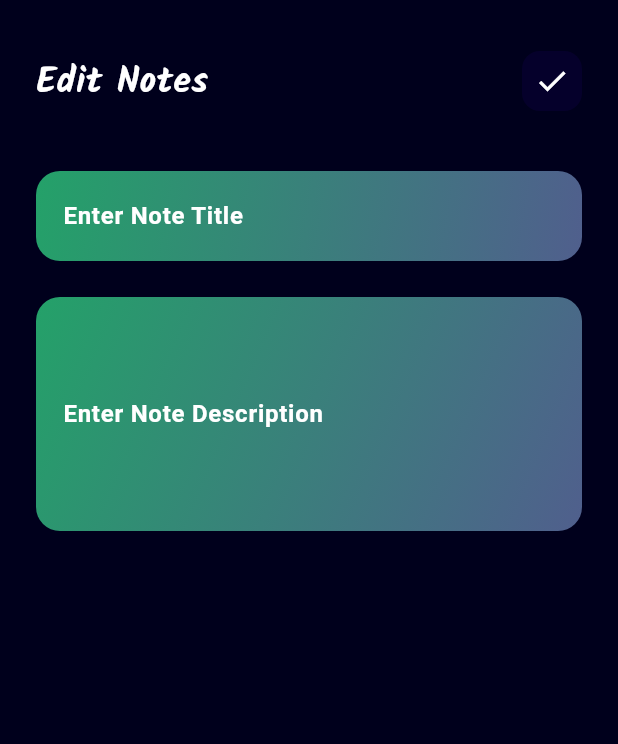
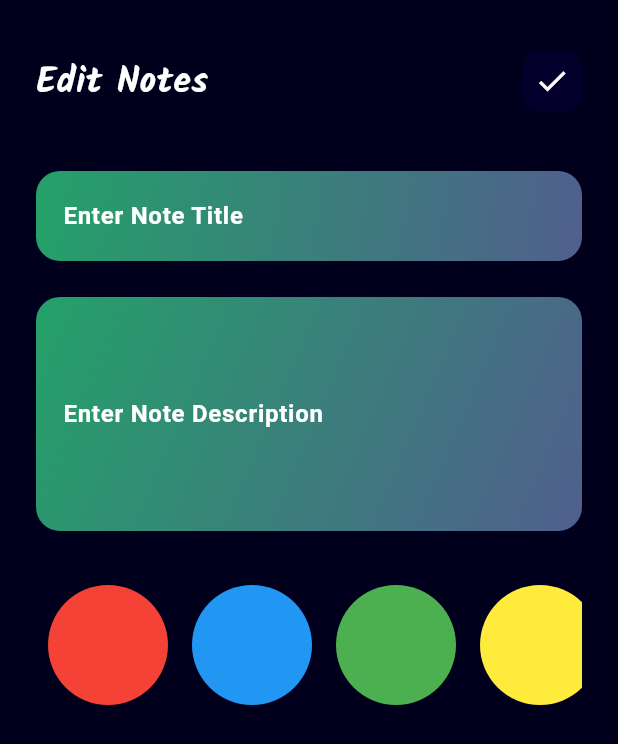
Before and after one commit to Absattar22/Notiva, a Flutter app: the EditNoteScreen screen opened directly with empty values, on a phone screen of 412 x 824 dp. Shown: the top 744 px of the screen. Run offline on Flutter 3.47's test engine with Material 3 defaults, Android fonts, the light colour scheme and no system bars; our stand-ins replace bloc, flutter_bloc, flutter_slidable, hive, hive_flutter, shared_preferences and 1 more; accounts and stored records are empty.

Commit message:
Update The Structure And Finish The Development Of The App

```diff
--- a/analysis_options.yaml
+++ b/analysis_options.yaml
@@ -14,6 +14,8 @@ analyzer:
     must_be_immutable: ignore
     use_build_context_synchronously: ignore
     avoid_print: ignore
+    depend_on_referenced_packages: ignore
+    non_constant_identifier_names: ignore
 include: package:flutter_lints/flutter.yaml
 
 linter:
--- a/lib/constants.dart
+++ b/lib/constants.dart
@@ -1,3 +1,16 @@
 import 'package:flutter/material.dart';
 
 Color kPrimaryColor = const Color.fromARGB(255, 0, 0, 28);
+
+List<Color> colors = [
+  Colors.red,
+  Colors.blue,
+  Colors.green,
+  Colors.yellow,
+  Colors.purple,
+  Colors.orange,
+  Colors.pink,
+  Colors.teal,
+  Colors.indigo,
+  Colors.cyan,
+];
--- a/lib/cubits/add_note_cubit/add_note_cubit.dart
+++ b/lib/cubits/add_note_cubit/add_note_cubit.dart
@@ -1,6 +1,6 @@
 import 'package:bloc/bloc.dart';
+import 'package:flutter/material.dart';
 import 'package:hive_flutter/adapters.dart';
-import 'package:meta/meta.dart';
 import 'package:notiva/models/note_model.dart';
 
 part 'add_note_state.dart';
@@ -8,7 +8,10 @@ part 'add_note_state.dart';
 class AddNoteCubit extends Cubit<AddNoteState> {
   AddNoteCubit() : super(AddNoteInitial());
 
+  Color? color = Colors.red;
+
   addNote(NoteModel note) async {
+    note.color = color!.value;
     emit(AddNoteLoading());
     try {
       var notesBox = Hive.box<NoteModel>('notes');
--- a/lib/main.dart
+++ b/lib/main.dart
@@ -3,7 +3,6 @@ import 'package:hive_flutter/adapters.dart';
 import 'package:notiva/cubits/notes_cubit/notes_cubit.dart';
 import 'package:notiva/models/note_model.dart';
 import 'package:notiva/simple_bloc_observer.dart';
-import 'package:notiva/views/edit_note_screen.dart';
 import 'package:notiva/views/notes_screen.dart';
 import 'package:notiva/views/onboarding_screen.dart';
 import 'package:notiva/views/search_screen.dart';
--- a/lib/simple_bloc_observer.dart
+++ b/lib/simple_bloc_observer.dart
@@ -19,17 +19,17 @@ class SimpleBlocObserver implements BlocObserver {
 
   @override
   void onError(BlocBase bloc, Object error, StackTrace stackTrace) {
-    // TODO: implement onError
+    //onError callback
   }
 
   @override
   void onEvent(Bloc bloc, Object? event) {
-    // TODO: implement onEvent
+    //onEvent callback
   }
 
   @override
   void onTransition(Bloc bloc, Transition transition) {
-    // TODO: implement onTransition
+    //onTransition callback
   }
 
 
--- a/lib/views/edit_note_screen.dart
+++ b/lib/views/edit_note_screen.dart
@@ -2,7 +2,7 @@ import 'package:flutter/material.dart';
 import 'package:notiva/constants.dart';
 import 'package:notiva/models/note_model.dart';
 import 'package:notiva/widgets/edit_note_view_body.dart';
-import 'package:notiva/widgets/notes_view_body.dart';
+
 
 class EditNoteScreen extends StatelessWidget {
   const EditNoteScreen({super.key , required this.note});
--- a/lib/views/notes_screen.dart
+++ b/lib/views/notes_screen.dart
@@ -1,7 +1,5 @@
 import 'package:flutter/material.dart';
-import 'package:flutter_bloc/flutter_bloc.dart';
 import 'package:notiva/constants.dart';
-import 'package:notiva/cubits/notes_cubit/notes_cubit.dart';
 import 'package:notiva/widgets/custom_button_sheet.dart';
 import 'package:notiva/widgets/notes_view_body.dart';
 
--- /dev/null
+++ b/lib/widgets/color_item.dart
@@ -0,0 +1,24 @@
+import 'package:flutter/material.dart';
+
+class ColorItem extends StatelessWidget {
+  const ColorItem({super.key, required this.isSelected, required this.color});
+
+  final bool isSelected;
+  final Color color;
+  @override
+  Widget build(BuildContext context) {
+    return isSelected
+        ? CircleAvatar(
+            radius: 40,
+            backgroundColor: const Color.fromARGB(255, 255, 255, 255),
+            child: CircleAvatar(
+              radius: 36,
+              backgroundColor: color,
+            ),
+          )
+        : CircleAvatar(
+            radius: 40,
+            backgroundColor: color,
+          );
+  }
+}
--- a/lib/widgets/custom_icon.dart
+++ b/lib/widgets/custom_icon.dart
@@ -1,5 +1,5 @@
 import 'package:flutter/material.dart';
-import 'package:notiva/views/search_screen.dart';
+
 
 class CustomIcon extends StatelessWidget {
   const CustomIcon({
--- a/lib/widgets/edit_note_view_body.dart
+++ b/lib/widgets/edit_note_view_body.dart
@@ -1,9 +1,11 @@
 import 'package:flutter/material.dart';
 import 'package:flutter_bloc/flutter_bloc.dart';
 import 'package:notiva/cubits/notes_cubit/notes_cubit.dart';
+import 'package:notiva/helper/snack_bar.dart';
 import 'package:notiva/models/note_model.dart';
 import 'package:notiva/widgets/custom_app_bar.dart';
 import 'package:notiva/widgets/custom_text_field.dart';
+import 'package:notiva/widgets/edit_notes_color_list.dart';
 
 class EditNoteViewBody extends StatefulWidget {
   const EditNoteViewBody({
@@ -35,6 +37,8 @@ class _EditNoteViewBodyState extends State<EditNoteViewBody> {
                 widget.note.save();
                 Navigator.pop(context);
                 BlocProvider.of<NotesCubit>(context).fetchALlNotes();
+                ShowSnackBar(context, 'Note Updated Successfully',
+                        const Color.fromARGB(255, 30, 117, 193), Icons.check);
               }),
           const SizedBox(height: 40),
           CustomTextField(
@@ -53,6 +57,12 @@ class _EditNoteViewBodyState extends State<EditNoteViewBody> {
             labelText: 'Enter Note Description',
             maxLines: 5,
           ),
+          Padding(
+            padding: const EdgeInsets.symmetric(vertical: 36),
+            child: EditNotesColorList(
+              note: widget.note,
+            ),
+          ),
         ],
       ),
     );
--- /dev/null
+++ b/lib/widgets/edit_notes_color_list.dart
@@ -0,0 +1,48 @@
+import 'package:flutter/material.dart';
+import 'package:notiva/constants.dart';
+import 'package:notiva/models/note_model.dart';
+import 'package:notiva/widgets/color_item.dart';
+
+class EditNotesColorList extends StatefulWidget {
+  const EditNotesColorList({super.key, required this.note});
+
+  final NoteModel note;
+  @override
+  State<EditNotesColorList> createState() => _EditNotesColorListState();
+}
+
+class _EditNotesColorListState extends State<EditNotesColorList> {
+  late int selectedIndex;
+
+  @override
+  void initState() {
+    super.initState();
+    selectedIndex =
+        colors.indexWhere((element) => element.value == widget.note.color);
+  }
+
+  @override
+  Widget build(BuildContext context) {
+    return SizedBox(
+      height: 80,
+      child: ListView.builder(
+          scrollDirection: Axis.horizontal,
+          itemCount: colors.length,
+          itemBuilder: (context, index) {
+            return Padding(
+              padding: const EdgeInsets.symmetric(horizontal: 8.0),
+              child: GestureDetector(
+                  onTap: () {
+                    setState(() {
+                      selectedIndex = index;
+                      widget.note.color = colors[index].value;
+                    });
+                  },
+                  child: ColorItem(
+                      isSelected: selectedIndex == index,
+                      color: colors[index])),
+            );
+          }),
+    );
+  }
+}
--- a/lib/widgets/notes_view_body.dart
+++ b/lib/widgets/notes_view_body.dart
@@ -1,7 +1,5 @@
 import 'package:flutter/material.dart';
-import 'package:flutter_bloc/flutter_bloc.dart';
 import 'package:notiva/constants.dart';
-import 'package:notiva/cubits/notes_cubit/notes_cubit.dart';
 import 'package:notiva/widgets/custom_app_bar.dart';
 import 'package:notiva/widgets/notes_list_builder.dart';
 
--- a/pubspec.yaml
+++ b/pubspec.yaml
@@ -45,6 +45,7 @@ dependencies:
   flutter_bloc: ^8.1.6
   intl: ^0.19.0
   flutter_slidable: ^3.1.1
+
 
 
 
```
Also changed, not shown: lib/helper/snack_bar.dart (added, +32 -0 lines), lib/widgets/add_note_form.dart (+8 -0 lines), lib/widgets/color_list_view.dart (added, +43 -0 lines), lib/widgets/custom_note_item.dart (+6 -1 lines).
